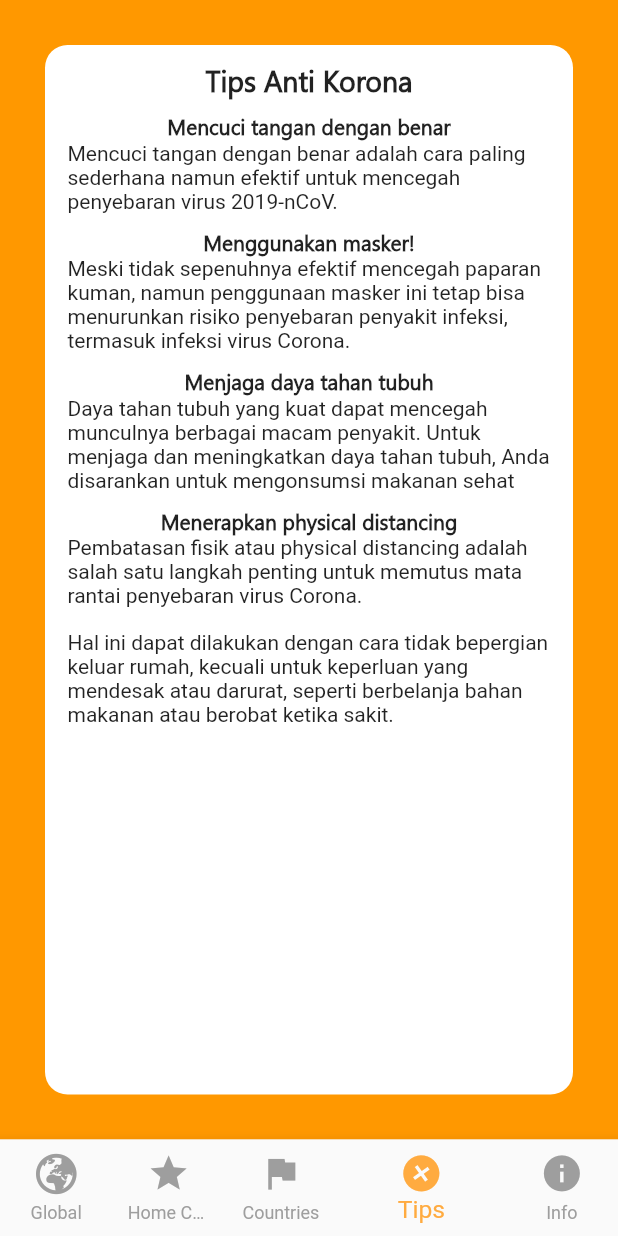
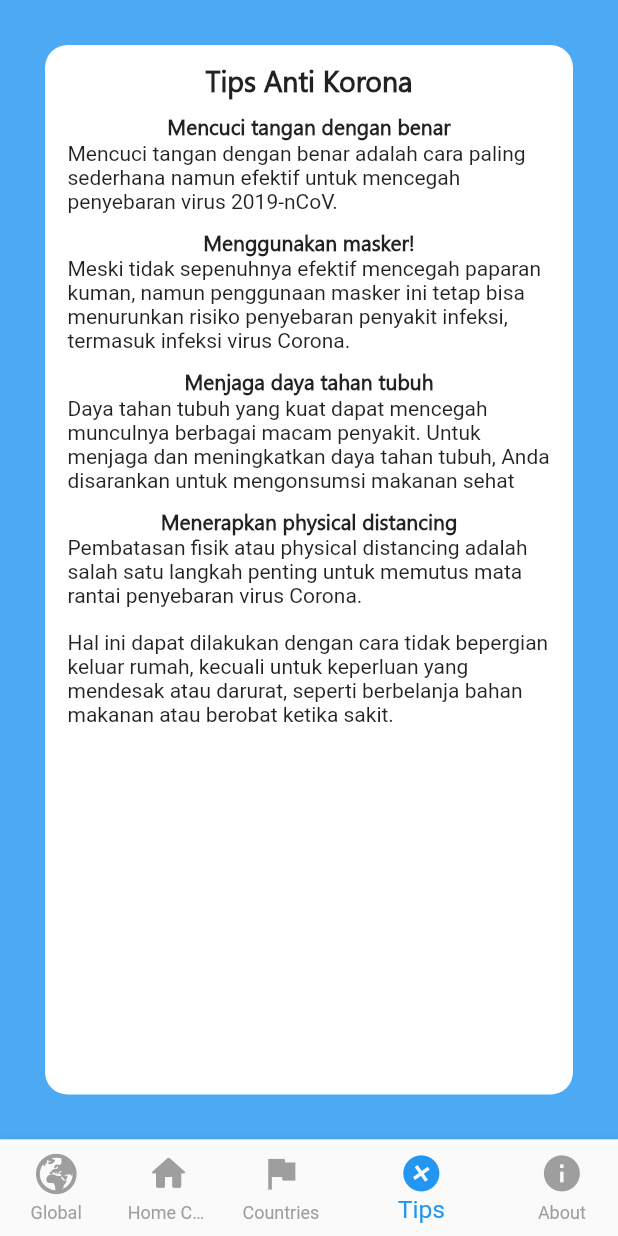
Before and after one commit to sienshens1st/cov_track_kelompok11, a Flutter app: the screen it shows after launch, item 4 of the bottom bar chosen, on a phone screen of 412 x 824 dp. Run offline on Flutter 3.47's test engine with Material 2 defaults, Android fonts, the phone set to English and light mode, and no system bars; our stand-ins replace progress_indicators, splashscreen; missing offline and left inert: dart:html; network calls fail.

Commit message:
change country ui and etc

```diff
--- a/lib/customWidgets/customLoader.dart
+++ b/lib/customWidgets/customLoader.dart
@@ -11,9 +11,9 @@ class VirusLoader extends StatelessWidget {
             child: Image(
               height: MediaQuery.of(context).size.height * 0.02,
               image: AssetImage(
-                'images/loader.png'
+                'images/loader7.gif'
               ),
-              color: Theme.of(context).accentColor,
+              color: Colors.blue,
             )),
       ),
     );
--- a/lib/main.dart
+++ b/lib/main.dart
@@ -40,7 +40,7 @@ class MyApp extends StatelessWidget {
         loadingText: Text('Stay Home, Stay Safe!',
             style:
             TextStyle(fontFamily: 'MyFont', fontWeight: FontWeight.bold)),
-        loaderColor: Colors.orange,
+        loaderColor: Colors.blue,
         navigateAfterSeconds: Dashboard(),
       ),
     );
--- a/lib/views/countriesDetails.dart
+++ b/lib/views/countriesDetails.dart
@@ -104,6 +104,9 @@ class DetailCard extends StatelessWidget {
     double height = MediaQuery.of(context).size.height;
 
     return Card(
+      shadowColor: Colors.blue,
+      elevation: 3.0,
+      shape: RoundedRectangleBorder(borderRadius: BorderRadius.circular(15.0)),
       child: Container(
         padding: EdgeInsets.all(5.0),
         child: ListTile(
--- a/lib/views/dashboard.dart
+++ b/lib/views/dashboard.dart
@@ -1,5 +1,6 @@
-import 'package:covtrack_app_uas/views/Info.dart';
+import 'package:covtrack_app_uas/main.dart';
 import 'package:covtrack_app_uas/views/about.dart';
+import 'package:covtrack_app_uas/views/info.dart';
 import 'package:covtrack_app_uas/views/indonesia.dart';
 import 'package:flutter/material.dart';
 import 'package:covtrack_app_uas/views/world.dart';
@@ -13,7 +14,7 @@ class Dashboard extends StatefulWidget {
 
 class _DashboardState extends State<Dashboard> with TickerProviderStateMixin {
   int currentIndex = 0;
-  final List<Widget> children = [World(), Indonesia(), Country(), About(),Info()];
+  final List<Widget> children = [World(), Indonesia(), Country(), Info(),About()];
   AnimationController _controller;
 
   @override
@@ -44,7 +45,7 @@ class _DashboardState extends State<Dashboard> with TickerProviderStateMixin {
 
     return Scaffold(
       bottomNavigationBar: BottomNavigationBar(
-        selectedItemColor: Colors.orangeAccent,
+        selectedItemColor: Colors.blue,
         unselectedItemColor: Colors.grey,
         showUnselectedLabels: true,
         selectedFontSize: height * 0.02,
@@ -64,11 +65,11 @@ class _DashboardState extends State<Dashboard> with TickerProviderStateMixin {
             ),
           ),
           BottomNavigationBarItem(
-              activeIcon: RotationTransition(
-                turns: Tween(begin: 0.0, end: 1.0).animate(_controller),
-                child: Icon(Icons.star),
-              ),
-              icon: Icon(Icons.star),
+              // activeIcon: RotationTransition(
+              //   turns: Tween(begin: 0.0, end: 1.0).animate(_controller),
+              //   child: Icon(Icons.home_rounded),
+              // ),
+              icon: Icon(Icons.home_rounded),
               title:
                   Text("Home Country", style: TextStyle(fontFamily: 'MyFont'))),
           BottomNavigationBarItem(
@@ -87,7 +88,7 @@ class _DashboardState extends State<Dashboard> with TickerProviderStateMixin {
                 child: Icon(Icons.info),
               ),
               icon: Icon(Icons.info),
-              title: Text("Info", style: TextStyle(fontFamily: 'MyFont')))
+              title: Text("About", style: TextStyle(fontFamily: 'MyFont')))
         ],
       ),
       body: currentIndex == 0
@@ -156,7 +157,7 @@ class _MainImageState extends State<MainImage>
           ),
           Text(
             "Stay Home, Stay Safe!",
-            style: TextStyle(fontWeight: FontWeight.bold),
+            style: TextStyle(fontWeight: FontWeight.bold,fontFamily: 'MyFont',),
           )
         ],
       ),
--- a/lib/views/indonesia.dart
+++ b/lib/views/indonesia.dart
@@ -137,7 +137,7 @@ class Flag extends StatelessWidget {
       children: <Widget>[
     CircleAvatar(
     maxRadius: height * 0.123,
-      backgroundColor: Colors.orangeAccent,
+      backgroundColor: Colors.blue,
       child: CircleAvatar(
         maxRadius: height * 0.12,
         backgroundImage:AssetImage("images/indoFlag.png"),
--- /dev/null
+++ b/lib/views/info.dart
@@ -0,0 +1,93 @@
+import 'package:covtrack_app_uas/animation/faderAnimation.dart';
+import 'package:flutter/material.dart';
+
+class Info extends StatefulWidget {
+  @override
+  _InfoState createState() => _InfoState();
+}
+
+class _InfoState extends State<Info> with TickerProviderStateMixin {
+
+  @override
+  Widget build(BuildContext context) {
+
+    double height = MediaQuery.of(context).size.height;
+    double width = MediaQuery.of(context).size.width;
+    return Container(
+color: Colors.blue.withOpacity(0.8),
+      child: SafeArea(
+            child:Center(
+            child: PersonalInfo(),
+            )
+      ),
+    );
+  }
+}
+
+class PersonalInfo extends StatelessWidget {
+  @override
+  Widget build(BuildContext context) {
+      return Padding(
+        padding: const EdgeInsets.all(30.0),
+        child: Container(
+          padding: EdgeInsets.symmetric(vertical: 0,horizontal: 15),
+          decoration: BoxDecoration(
+              borderRadius: BorderRadius.circular(15),
+              color: Colors.white
+          ),
+          child: Center(
+            child: Column(
+              children: [
+                SizedBox(height: 10,),
+                Text("Tips Anti Korona",
+                    style: TextStyle(
+                        fontFamily: 'MyFont',
+                        fontWeight: FontWeight.bold,
+                    fontSize: 19)),
+                SizedBox(),
+                SizedBox(height: 10,),
+                Text("Mencuci tangan dengan benar",
+                    style: TextStyle(
+                        fontFamily: 'MyFont',
+                        fontWeight: FontWeight.bold)),
+                Text("Mencuci tangan dengan benar adalah cara paling sederhana namun efektif untuk mencegah penyebaran virus 2019-nCoV. "
+
+                ),
+                SizedBox(height:  10,),
+                Text("Menggunakan masker!",
+                    style: TextStyle(
+                        fontFamily: 'MyFont',
+                        fontWeight: FontWeight.bold,
+                    )),
+                Text("Meski tidak sepenuhnya efektif mencegah paparan kuman, namun penggunaan masker ini tetap bisa menurunkan risiko penyebaran penyakit infeksi, termasuk infeksi virus Corona."
+                ),
+                SizedBox(height:  10,),
+                Text("Menjaga daya tahan tubuh",
+                    style: TextStyle(
+                        fontFamily: 'MyFont',
+                        fontWeight: FontWeight.bold,
+
+                    )),
+                Text("Daya tahan tubuh yang kuat dapat mencegah munculnya berbagai macam penyakit. Untuk menjaga dan meningkatkan daya tahan tubuh, Anda disarankan untuk mengonsumsi makanan sehat"
+                ),
+                SizedBox(height:  10,),
+                Text("Menerapkan physical distancing",
+                    style: TextStyle(
+                        fontFamily: 'MyFont',
+                        fontWeight: FontWeight.bold)),
+                Text("Pembatasan fisik atau physical distancing adalah salah satu langkah penting untuk memutus mata rantai penyebaran virus Corona. "
+                ),
+                SizedBox(height:  15,),
+                Text("Hal ini dapat dilakukan dengan cara tidak bepergian keluar rumah, kecuali untuk keperluan yang mendesak atau darurat, seperti berbelanja bahan makanan atau berobat ketika sakit."
+                ),
+
+
+              ],
+            ),
+          ),
+        ),
+      );
+
+  }
+
+}
```
Also changed, not shown: lib/views/Info.dart (deleted, +0 -156 lines), lib/views/about.dart (+166 -75 lines), lib/views/countries.dart (+55 -2 lines), images/loader2.gif (added), images/loader5.gif (added), images/loader7.gif (added), images/worldgif.gif (added).
